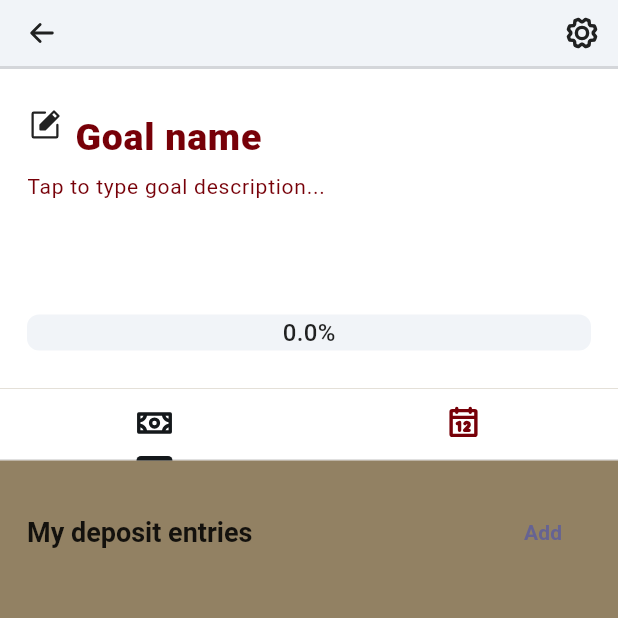
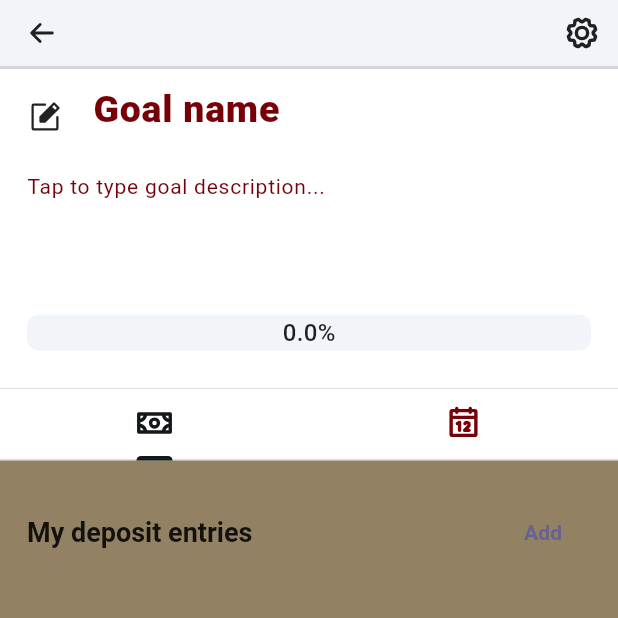
Before and after one commit to sankassio99/goals_tracker, a Flutter app: the MainGoalPageWidget screen opened directly, on a phone screen of 412 x 824 dp, the top half of it. Run offline on Flutter 3.47's test engine with Material 2 defaults, Android fonts, the phone set to English and light mode, and no system bars; drawn by our look-alikes of percent_indicator; our stand-ins replace get, phosphor_flutter, table_calendar; Roboto replaces fonts that are missing (Poppins).

Commit message:
aligment title with icon

```diff
--- a/lib/presentation/components/header_goal_widget.dart
+++ b/lib/presentation/components/header_goal_widget.dart
@@ -94,7 +94,7 @@ class GoalTitleWidget extends StatelessWidget {
   Widget build(BuildContext context) {
     return Row(
       mainAxisSize: MainAxisSize.max,
-      crossAxisAlignment: CrossAxisAlignment.center,
+      crossAxisAlignment: CrossAxisAlignment.start,
       children: [
         Padding(
           padding: const EdgeInsets.fromLTRB(0, 0, 8, 0),
@@ -115,7 +115,7 @@ class GoalTitleWidget extends StatelessWidget {
                 key: const Key("titleInput"),
                 controller: model.name,
                 decoration: const InputDecoration(
-                  contentPadding: EdgeInsets.all(0),
+                  contentPadding: EdgeInsets.all(12),
                   hintText: 'Goal name',
                   border: InputBorder.none,
                 ),
```
